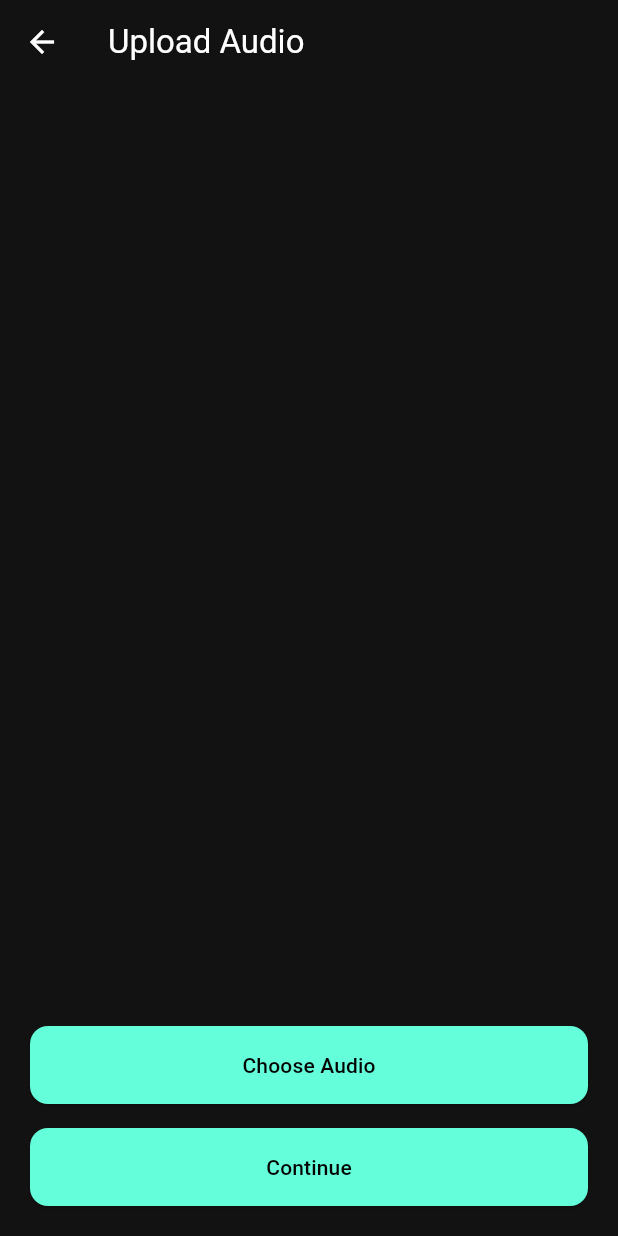
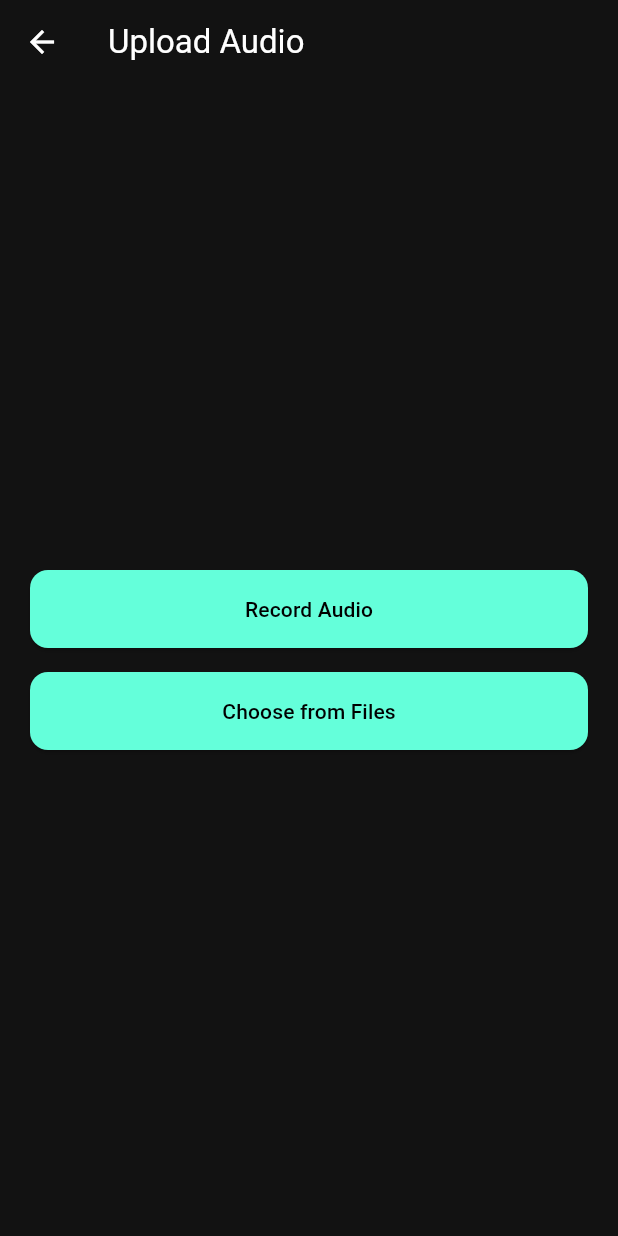
Before and after one commit to AlexPraxedes12/LearnSynth, a Flutter app: the AudioPickerScreen screen opened by its route, on a phone screen of 412 x 824 dp. Run offline on Flutter 3.47's test engine with Material 3 defaults, Android fonts, the phone set to English and light mode, and no system bars; our stand-ins replace file_picker; missing offline and left inert: flutter_sound, video_compress.

Commit message:
feat: allow picking or recording audio

```diff
--- a/frontend/learnsynth/lib/screens/audio_picker_screen.dart
+++ b/frontend/learnsynth/lib/screens/audio_picker_screen.dart
@@ -1,17 +1,19 @@
-import 'dart:convert';
-import 'dart:typed_data';
+import 'dart:io';
 
+import 'package:file_picker/file_picker.dart';
 import 'package:flutter/material.dart';
-import 'package:file_picker/file_picker.dart';
-import 'package:http/http.dart' as http;
+import 'package:flutter_sound/flutter_sound.dart';
+import 'package:path_provider/path_provider.dart';
 import 'package:provider/provider.dart';
 
 import '../constants.dart';
 import '../content_provider.dart';
-import '../theme/app_theme.dart';
 import '../widgets/primary_button.dart';
 
-/// Allows the user to pick an existing audio file and upload it.
+/// Screen allowing the user to either record a new clip or pick an
+/// existing audio file from device storage. Once a file is obtained it
+/// is stored in [ContentProvider] and the user is taken to the loading
+/// screen for processing.
 class AudioPickerScreen extends StatefulWidget {
   const AudioPickerScreen({super.key});
 
@@ -20,65 +22,50 @@ class AudioPickerScreen extends StatefulWidget {
 }
 
 class _AudioPickerScreenState extends State<AudioPickerScreen> {
-  String? _path;
-  String? _name;
-  Uint8List? _bytes;
+  final FlutterSoundRecorder _recorder = FlutterSoundRecorder();
+  bool _isRecording = false;
 
-  Future<void> _pickAudio() async {
-    final result = await FilePicker.platform.pickFiles(
-      type: FileType.custom,
-      allowedExtensions: ['mp3', 'wav', 'aac'],
-      withData: true,
-    );
-    if (!mounted) return;
-    if (result != null && result.files.single.path != null) {
-      setState(() {
-        _path = result.files.single.path;
-        _name = result.files.single.name;
-        _bytes = result.files.single.bytes;
-      });
+  @override
+  void initState() {
+    super.initState();
+    _recorder.openRecorder();
+  }
+
+  @override
+  void dispose() {
+    _recorder.closeRecorder();
+    super.dispose();
+  }
+
+  Future<void> _toggleRecording() async {
+    if (_isRecording) {
+      final path = await _recorder.stopRecorder();
+      setState(() => _isRecording = false);
+      if (path != null) {
+        _handleSelected(File(path));
+      }
+    } else {
+      final dir = await getTemporaryDirectory();
+      final path =
+          '${dir.path}/recording_${DateTime.now().millisecondsSinceEpoch}.m4a';
+      await _recorder.startRecorder(toFile: path, codec: Codec.aacMP4);
+      setState(() => _isRecording = true);
     }
   }
 
-  Future<void> _continue() async {
-    if (_bytes == null || _path == null) {
-      ScaffoldMessenger.of(context).showSnackBar(
-        const SnackBar(content: Text('No audio file selected.')),
-      );
-      return;
+  Future<void> _pickFromFiles() async {
+    final result = await FilePicker.platform.pickFiles(
+      type: FileType.custom,
+      allowedExtensions: ['mp3', 'wav', 'm4a'],
+    );
+    if (result != null && result.files.single.path != null) {
+      _handleSelected(File(result.files.single.path!));
     }
+  }
 
-    final provider = context.read<ContentProvider>();
-    provider.setAudioPath(_path!);
-
-    try {
-      final url = Uri.parse('http://10.0.2.2:8000/upload-content');
-      final request = http.MultipartRequest('POST', url)
-        ..files.add(
-          http.MultipartFile.fromBytes(
-            'file',
-            _bytes!,
-            filename: _name ?? 'audio',
-          ),
-        );
-      final streamed = await request.send();
-      final response = await http.Response.fromStream(streamed);
-
-      if (response.statusCode == 200) {
-        final data = jsonDecode(response.body) as Map<String, dynamic>;
-        final text = data['text'] as String? ?? '';
-        provider.setFileContent(path: _path!, text: text);
-      } else {
-        debugPrint('Upload failed: ${response.statusCode}');
-      }
-    } catch (e, st) {
-      debugPrint('Upload error: $e');
-      debugPrintStack(stackTrace: st);
-    }
-
-    if (mounted) {
-      Navigator.pushNamed(context, Routes.loading);
-    }
+  void _handleSelected(File file) {
+    context.read<ContentProvider>().setAudioFile(file);
+    Navigator.pushNamed(context, Routes.loading);
   }
 
   @override
@@ -88,54 +75,16 @@ class _AudioPickerScreenState extends State<AudioPickerScreen> {
       body: Padding(
         padding: const EdgeInsets.all(20.0),
         child: Column(
+          mainAxisAlignment: MainAxisAlignment.center,
           children: [
-            if (_name != null)
-              Card(
-                color: AppTheme.accentGray,
-                shape: RoundedRectangleBorder(
-                  borderRadius: BorderRadius.circular(12),
-                ),
-                elevation: 4,
-                child: Padding(
-                  padding: const EdgeInsets.all(16.0),
-                  child: Row(
-                    children: [
-                      const Icon(Icons.audiotrack, color: AppTheme.accentTeal),
-                      const SizedBox(width: 16),
-                      Expanded(
-                        child: Text(
-                          _name!,
-                          style: const TextStyle(fontWeight: FontWeight.bold),
-                        ),
-                      ),
-                    ],
-                  ),
-                ),
-              ),
-            const Spacer(),
             PrimaryButton(
-              label: 'Choose Audio',
-              onPressed: _pickAudio,
+              label: _isRecording ? 'Stop Recording' : 'Record Audio',
+              onPressed: _toggleRecording,
             ),
             const SizedBox(height: 16),
-            SizedBox(
-              width: double.infinity,
-              child: ElevatedButton(
-                style: ElevatedButton.styleFrom(
-                  backgroundColor: AppTheme.accentTeal,
-                  foregroundColor: Colors.black,
-                  padding: const EdgeInsets.symmetric(vertical: 16),
-                  shape: RoundedRectangleBorder(
-                    borderRadius: BorderRadius.circular(12),
-                  ),
-                ),
-                onPressed: _bytes != null ? _continue : () {
-                  ScaffoldMessenger.of(context).showSnackBar(
-                    const SnackBar(content: Text('No audio file selected.')),
-                  );
-                },
-                child: const Text('Continue'),
-              ),
+            PrimaryButton(
+              label: 'Choose from Files',
+              onPressed: _pickFromFiles,
             ),
           ],
         ),
```
Also changed, not shown: frontend/learnsynth/lib/content_provider.dart (+11 -0 lines).
